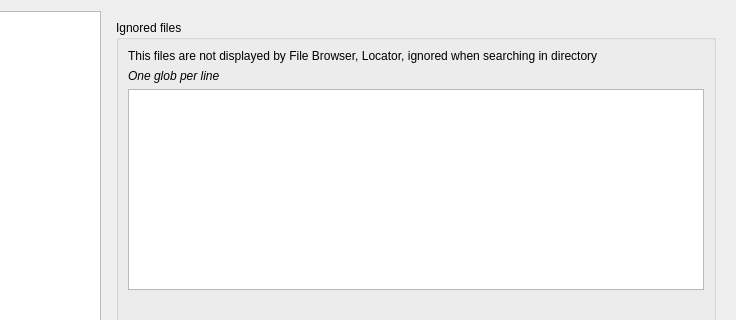
The window that enki/ui/UISettings.ui (andreikop/enki) describes before a commit, drawn with Qt 5; both pictures show x 120 to 856 and y 0 to 320 of the 856 by 550 pixel window.
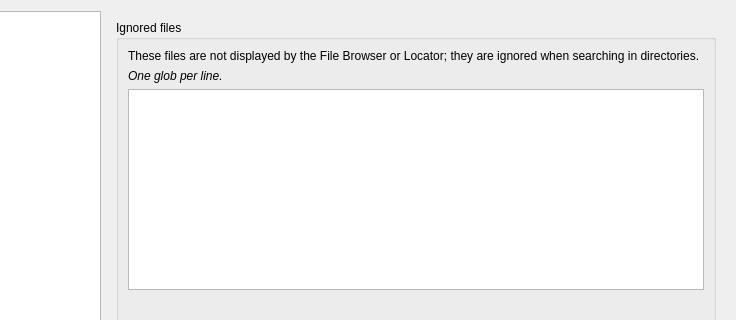
The same window after the commit.

```diff
--- a/enki/ui/UISettings.ui
+++ b/enki/ui/UISettings.ui
@@ -82,7 +82,7 @@
             <item>
              <widget class="QLabel" name="label_3">
               <property name="text">
-               <string>This files are not displayed by File Browser, Locator, ignored when searching in directory</string>
+               <string>These files are not displayed by the File Browser or Locator; they are ignored when searching in directories.</string>
               </property>
               <property name="wordWrap">
                <bool>true</bool>
@@ -97,7 +97,7 @@
                </font>
               </property>
               <property name="text">
-               <string>One glob per line</string>
+               <string>One glob per line.</string>
               </property>
              </widget>
             </item>
```
